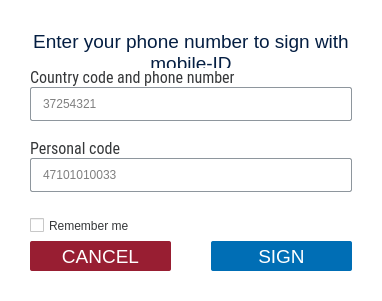
Above: client/dialogs/MobileDialog.ui from open-eid/DigiDoc4-Client before the change. Below: the same form after it.
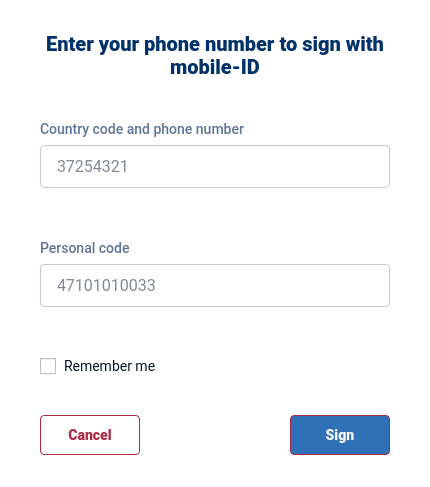
That is the form after the change. Icons and pictures are not drawn. Custom widgets are drawn as their Qt base class.

Commit message:
Update dialogs with new UI guidlines
* SmartID
* MobileID
* MobileProgress
* PinPopup
* PinUnblock
* RoleAddress

IB-7965

Diff of the .ui file:
```diff
--- a/client/dialogs/MobileDialog.ui
+++ b/client/dialogs/MobileDialog.ui
@@ -9,8 +9,8 @@
    <rect>
     <x>0</x>
     <y>0</y>
-    <width>382</width>
-    <height>301</height>
+    <width>430</width>
+    <height>477</height>
    </rect>
   </property>
   <property name="windowTitle">
@@ -18,93 +18,156 @@
   </property>
   <property name="styleSheet">
    <string notr="true">QWidget {
+font-family: Roboto, Helvetica;
+font-size: 14px;
+}
+#MobileDialog {
 background-color: #FFFFFF;
-color: #000000;
-border-radius: 2px;
+border-radius: 4px;
+}
+#label {
+color: #003168;
+font-size: 20px;
+font-weight: 700;
 }
 #labelCode, #labelPhone {
-color: #353739
+color: #607496;
+font-weight: 500;
 }
 #errorCode, #errorPhone {
-color: #c53e3e
+color: #AD2A45;
 }
-QLineEdit {
-padding: 0px 10px;
-border: 1px solid #8E969D;
-border-radius: 2px;
+QLineEdit, QComboBox {
+padding: 10px 14px;
+border: 1px solid #C4CBD8;
+border-radius: 4px;
+color: #07142A;
+placeholder-text-color: #607496;
+font-size: 16px;
+}
+QComboBox QWidget#popup {
+background-color: transparent;
+}
+QComboBox QWidget#content {
+border: 1px solid #C4CBD8;
+border-radius: 4px;
+background-color: #FFFFFF;
+}
+QComboBox QPushButton {
+margin: 3px;
+padding: 0px 12px 0px 4px;
+border: 0px;
+color: #07142A;
+text-align: left;
+font-weight: normal;
+font-size: 16px;
+qproperty-iconSize: 14px 9px;
+qproperty-layoutDirection: RightToLeft;
+}
+QComboBox QPushButton#selected {
+qproperty-icon: url(:/images/arrow_up.svg);
+}
+QComboBox QPushButton:hover#selected {
+qproperty-icon: url(:/images/arrow_up_white.svg);
+}
+QComboBox::drop-down {
+background-color: #FFFFFF;
+width: 25px;
+}
+QComboBox::down-arrow {
+image: url(:/images/arrow_down.svg);
+}
+QComboBox::down-arrow:on {
+top: 1px;
+left: 1px;
 }
 QCheckBox {
-color: #353739;
-min-height: 31px;
-spacing: 5px;
+spacing: 8px;
+color: #07142A;
+border: none; /*Workaround for right padding*/
 }
 QCheckBox:disabled {
-color: #727679;
+color: #C4CBD8;
 }
 QCheckBox::indicator {
-width: 14px;
-height: 14px;
+width: 16px;
+height: 16px;
 }
 QCheckBox::indicator:unchecked {
-image: url(:/images/icon_checkbox.png);
+image: url(:/images/icon_checkbox.svg);
+}
+QCheckBox::indicator:unchecked:hover {
+image: url(:/images/icon_checkbox_active.svg);
+}
+QCheckBox::indicator:unchecked:disabled {
+image: url(:/images/icon_checkbox_disabled.svg);
 }
 QCheckBox::indicator:checked {
-image: url(:/images/icon_checkbox_check.png);
+image: url(:/images/icon_checkbox_check.svg);
+}
+QCheckBox::indicator:checked:hover {
+image: url(:/images/icon_checkbox_check_active.svg);
+}
+QCheckBox::indicator:checked:disabled {
+image: url(:/images/icon_checkbox_check_disabled.svg);
 }
 QPushButton {
-border-radius: 2px; 
-border: none;
-color: #ffffff;
-background-color: #981E32;
+padding: 0px 12px;
+border-radius: 4px; 
+border: 1px solid #AD2A45;
+color: #AD2A45;
+font-weight: 700;
+}
+QPushButton:hover {
+background-color: #F5EBED;
 }
 QPushButton:pressed {
 background-color: #F24A66;
 }
-QPushButton:hover:!pressed {
-background-color: #CD2541;
+QPushButton:default {
+color: #ffffff;
+background-color: #2F70B6;
 }
-QPushButton::default {
-background-color: #006EB5;
+QPushButton:default:hover {
+background-color: #2B66A6;
 }
 QPushButton::default:pressed {
 background-color: #41B6E6;
 }
-QPushButton::default:hover:!pressed {
-background-color: #008DCF;
-}
-QPushButton::default:disabled {
-background-color: #BEDBED;
+QPushButton:default:disabled {
+background-color: #2F70B6;
 }</string>
   </property>
   <layout class="QVBoxLayout" name="MobileIDDialogLayout">
    <property name="spacing">
-    <number>0</number>
+    <number>40</number>
+   </property>
+   <property name="sizeConstraint">
+    <enum>QLayout::SetFixedSize</enum>
    </property>
    <property name="leftMargin">
-    <number>30</number>
+    <number>40</number>
    </property>
    <property name="topMargin">
-    <number>30</number>
+    <number>32</number>
    </property>
    <property name="rightMargin">
-    <number>30</number>
+    <number>40</number>
    </property>
    <property name="bottomMargin">
-    <number>30</number>
+    <number>32</number>
    </property>
    <item>
-    <widget class="QLabel" name="labelNameId">
-     <property name="font">
-      <font>
-       <pointsize>14</pointsize>
-      </font>
+    <widget class="QLabel" name="label">
+     <property name="minimumSize">
+      <size>
+       <width>350</width>
+       <height>0</height>
+      </size>
      </property>
      <property name="focusPolicy">
       <enum>Qt::TabFocus</enum>
      </property>
-     <property name="styleSheet">
-      <string notr="true">color: #041E42;</string>
-     </property>
      <property name="text">
       <string>Enter your phone number to sign with mobile-ID</string>
      </property>
@@ -117,25 +180,22 @@
     </widget>
    </item>
    <item>
-    <spacer name="topSpacer">
-     <property name="orientation">
-      <enum>Qt::Vertical</enum>
+    <layout class="QVBoxLayout" name="layoutContent">
+     <property name="spacing">
+      <number>24</number>
      </property>
-     <property name="sizeHint" stdset="0">
-      <size>
-       <width>20</width>
-       <height>8</height>
-      </size>
-     </property>
-    </spacer>
-   </item>
+     <item>
+      <layout class="QVBoxLayout" name="layoutPhone">
+       <property name="spacing">
+        <number>6</number>
+       </property>
    <item>
     <widget class="QLabel" name="labelPhone">
-     <property name="font">
-      <font>
-       <family>Roboto Condensed</family>
-       <pointsize>12</pointsize>
-      </font>
+         <property name="minimumSize">
+          <size>
+           <width>0</width>
+           <height>20</height>
+          </size>
      </property>
      <property name="text">
       <string>Country code and phone number</string>
@@ -150,7 +210,7 @@
      <property name="minimumSize">
       <size>
        <width>0</width>
-       <height>34</height>
+           <height>40</height>
       </size>
      </property>
      <property name="placeholderText">
@@ -160,20 +220,28 @@
    </item>
    <item>
     <widget class="QLabel" name="errorPhone">
-     <property name="font">
-      <font>
-       <pointsize>12</pointsize>
-      </font>
+         <property name="minimumSize">
+          <size>
+           <width>0</width>
+           <height>20</height>
+          </size>
      </property>
     </widget>
    </item>
+      </layout>
+     </item>
+     <item>
+      <layout class="QVBoxLayout" name="layoutCode">
+       <property name="spacing">
+        <number>6</number>
+       </property>
    <item>
     <widget class="QLabel" name="labelCode">
-     <property name="font">
-      <font>
-       <family>Roboto Condensed</family>
-       <pointsize>12</pointsize>
-      </font>
+         <property name="minimumSize">
+          <size>
+           <width>0</width>
+           <height>20</height>
+          </size>
      </property>
      <property name="text">
       <string>Personal code</string>
@@ -188,7 +256,7 @@
      <property name="minimumSize">
       <size>
        <width>0</width>
-       <height>34</height>
+           <height>40</height>
       </size>
      </property>
      <property name="placeholderText">
@@ -198,51 +266,44 @@
    </item>
    <item>
     <widget class="QLabel" name="errorCode">
-     <property name="font">
-      <font>
-       <pointsize>12</pointsize>
-      </font>
+         <property name="minimumSize">
+          <size>
+           <width>0</width>
+           <height>20</height>
+          </size>
      </property>
     </widget>
    </item>
+      </layout>
+     </item>
    <item>
-    <widget class="CheckBox" name="cbRemember">
+      <widget class="QCheckBox" name="cbRemember">
+       <property name="minimumSize">
+        <size>
+         <width>0</width>
+         <height>17</height>
+        </size>
+       </property>
      <property name="text">
       <string>Remember me</string>
      </property>
     </widget>
    </item>
-   <item>
-    <spacer name="bottomSpacer">
-     <property name="orientation">
-      <enum>Qt::Vertical</enum>
-     </property>
-     <property name="sizeHint" stdset="0">
-      <size>
-       <width>20</width>
-       <height>8</height>
-      </size>
-     </property>
-    </spacer>
+    </layout>
    </item>
    <item>
     <layout class="QHBoxLayout" name="buttonLayout">
      <property name="spacing">
-      <number>40</number>
+      <number>0</number>
      </property>
      <item>
       <widget class="QPushButton" name="cancel">
        <property name="minimumSize">
         <size>
-         <width>0</width>
-         <height>30</height>
+         <width>100</width>
+         <height>40</height>
         </size>
        </property>
-       <property name="font">
-        <font>
-         <pointsize>14</pointsize>
-        </font>
-       </property>
        <property name="cursor">
         <cursorShape>PointingHandCursor</cursorShape>
        </property>
@@ -250,26 +311,34 @@
         <string extracomment="accessible">Cancel</string>
        </property>
        <property name="text">
-        <string>CANCEL</string>
+        <string>Cancel</string>
        </property>
        <property name="autoDefault">
         <bool>false</bool>
        </property>
       </widget>
      </item>
+     <item>
+      <spacer name="buttonSpacer">
+       <property name="orientation">
+        <enum>Qt::Horizontal</enum>
+       </property>
+       <property name="sizeHint" stdset="0">
+        <size>
+         <width>40</width>
+         <height>20</height>
+        </size>
+       </property>
+      </spacer>
+     </item>
      <item>
       <widget class="QPushButton" name="sign">
        <property name="minimumSize">
         <size>
-         <width>0</width>
-         <height>30</height>
+         <width>100</width>
+         <height>40</height>
         </size>
        </property>
-       <property name="font">
-        <font>
-         <pointsize>14</pointsize>
-        </font>
-       </property>
        <property name="cursor">
         <cursorShape>PointingHandCursor</cursorShape>
        </property>
@@ -277,7 +346,7 @@
         <string extracomment="accessible">Sign</string>
        </property>
        <property name="text">
-        <string>SIGN</string>
+        <string>Sign</string>
        </property>
        <property name="default">
         <bool>true</bool>
@@ -289,11 +358,6 @@
   </layout>
  </widget>
  <customwidgets>
-  <customwidget>
-   <class>CheckBox</class>
-   <extends>QCheckBox</extends>
-   <header>widgets/CheckBox.h</header>
-  </customwidget>
   <customwidget>
    <class>LineEdit</class>
    <extends>QLineEdit</extends>
```
Left out of the diff: 14 changed lines with no effect on the pictures. Lines whose indentation alone changed are shown as unchanged. The commit also changes 27 other files.
